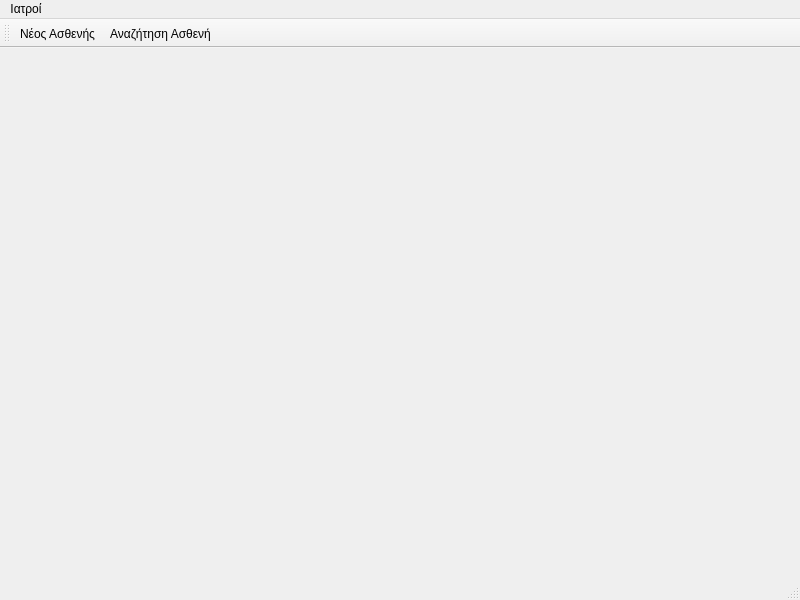
First picture: the form in ui/ui_files/mainWindow.ui, repository tdgs/medical_qt_ruby, before the edit.
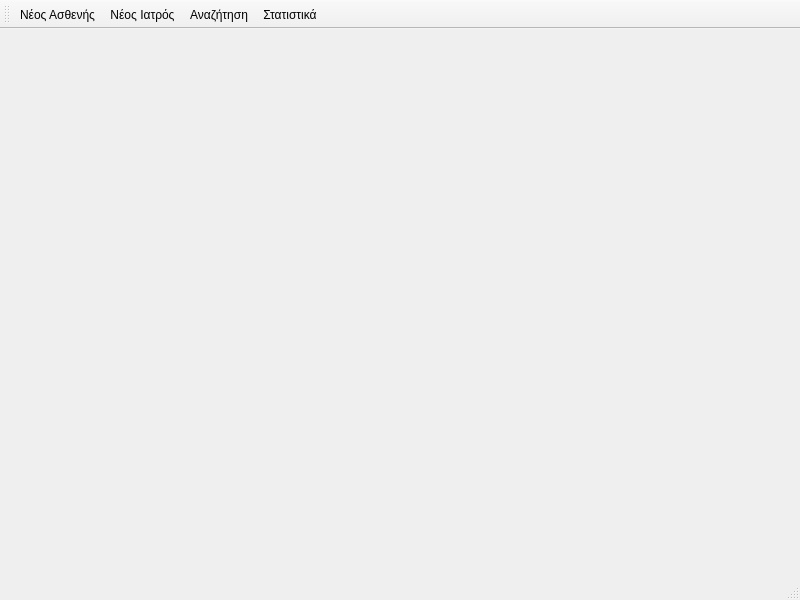
Second picture: the form after the edit.

What changed in the file:
```diff
--- a/ui/ui_files/mainWindow.ui
+++ b/ui/ui_files/mainWindow.ui
@@ -19,23 +19,6 @@
   <widget class="QWidget" name="centralwidget">
    <layout class="QGridLayout" name="gridLayout_2"/>
   </widget>
-  <widget class="QMenuBar" name="menubar">
-   <property name="geometry">
-    <rect>
-     <x>0</x>
-     <y>0</y>
-     <width>800</width>
-     <height>22</height>
-    </rect>
-   </property>
-   <widget class="QMenu" name="menu">
-    <property name="title">
-     <string>Ιατροί</string>
-    </property>
-    <addaction name="new_patient"/>
-   </widget>
-   <addaction name="menu"/>
-  </widget>
   <widget class="QStatusBar" name="statusbar"/>
   <widget class="QToolBar" name="toolBar">
    <property name="windowTitle">
@@ -48,16 +31,31 @@
     <bool>false</bool>
    </attribute>
    <addaction name="new_patient"/>
-   <addaction name="searchPatient"/>
+   <addaction name="new_doctor"/>
+   <addaction name="search"/>
+   <addaction name="statistics"/>
   </widget>
   <action name="new_patient">
    <property name="text">
     <string>Νέος Ασθενής</string>
    </property>
   </action>
-  <action name="searchPatient">
+  <action name="search">
    <property name="text">
-    <string>Αναζήτηση Ασθενή</string>
+    <string>Αναζήτηση</string>
+   </property>
+   <property name="toolTip">
+    <string>Αναζήτηση</string>
+   </property>
+  </action>
+  <action name="new_doctor">
+   <property name="text">
+    <string>Νέος Ιατρός</string>
+   </property>
+  </action>
+  <action name="statistics">
+   <property name="text">
+    <string>Στατιστικά</string>
    </property>
   </action>
  </widget>
```
Left out of the diff: 56 changed lines with no effect on the pictures.
